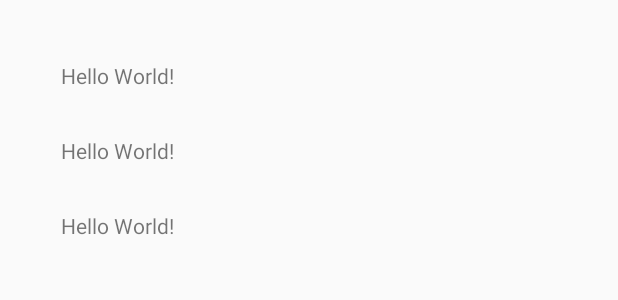
After one commit to DarTiess/MyApplicationAPI, an Android app: the layout post_item.xml on its own in the app's theme, with its tools: preview values and no code run, on a phone screen of 412 x 824 dp. The commit adds this screen. Shown: the top 300 px of the screen. Run offline under Robolectric (Android 15) with nearby library versions, the phone set to English and light mode, and no system bars.

Commit message:
remake classes, add lib

```diff
--- a/app/src/main/AndroidManifest.xml
+++ b/app/src/main/AndroidManifest.xml
@@ -2,6 +2,7 @@
 <manifest xmlns:android="http://schemas.android.com/apk/res/android"
     package="com.example.myapplicationapi">
     <uses-permission android:name="android.permission.INTERNET"/>
+    <uses-permission android:name="android.permission.ACCESS_FINE_LOCATION" />
     <application
         android:allowBackup="true"
         android:icon="@mipmap/ic_launcher"
--- a/app/src/main/java/com/example/myapplicationapi/JSONPlaceHolderApi.java
+++ b/app/src/main/java/com/example/myapplicationapi/JSONPlaceHolderApi.java
@@ -7,14 +7,14 @@ import retrofit2.http.Query;
 public interface JSONPlaceHolderApi {
 
 
-    @GET("top-headlines")
-    Call<Post> getPosts(
+    @GET("https://newsapi.org/v2/top-headlines")
+    Call<RootObject> getPosts(
             @Query("country") String country,
             @Query("apiKey") String apiKey
     );
 
     @GET("top-headlines?country=us&apiKey=e0644f2f58c24ad5a5ed9eb9963acffd")
-    Call<Post> getAllPost();
+    Call<RootObject> getAllPost();
 
 
 }
--- /dev/null
+++ b/app/src/main/res/layout/post_item.xml
@@ -0,0 +1,45 @@
+<?xml version="1.0" encoding="utf-8"?>
+<androidx.constraintlayout.widget.ConstraintLayout xmlns:android="http://schemas.android.com/apk/res/android"
+    xmlns:app="http://schemas.android.com/apk/res-auto"
+    xmlns:tools="http://schemas.android.com/tools"
+    android:layout_width="match_parent"
+    android:layout_height="match_parent"
+    tools:context=".MainActivity">
+<LinearLayout
+    android:layout_width="match_parent"
+    android:layout_height="match_parent"
+    android:orientation="vertical"
+    android:padding="25dp">
+    <TextView
+        android:id="@+id/title"
+        android:layout_width="wrap_content"
+        android:layout_height="wrap_content"
+        android:text="Hello World!"
+        app:layout_constraintBottom_toBottomOf="parent"
+        app:layout_constraintLeft_toLeftOf="parent"
+        app:layout_constraintRight_toRightOf="parent"
+        app:layout_constraintTop_toTopOf="parent"
+        android:layout_margin="15dp"/>
+    <TextView
+        android:id="@+id/url"
+        android:layout_width="wrap_content"
+        android:layout_height="wrap_content"
+        android:text="Hello World!"
+        app:layout_constraintBottom_toBottomOf="parent"
+        app:layout_constraintLeft_toLeftOf="parent"
+        app:layout_constraintRight_toRightOf="parent"
+        app:layout_constraintTop_toTopOf="parent"
+        android:layout_margin="15dp"/>
+    <TextView
+        android:id="@+id/description"
+        android:layout_width="wrap_content"
+        android:layout_height="wrap_content"
+        android:text="Hello World!"
+        app:layout_constraintBottom_toBottomOf="parent"
+        app:layout_constraintLeft_toLeftOf="parent"
+        app:layout_constraintRight_toRightOf="parent"
+        app:layout_constraintTop_toTopOf="parent"
+        android:layout_margin="15dp"/>
+
+</LinearLayout>
+</androidx.constraintlayout.widget.ConstraintLayout>
```
Also changed, not shown: app/build.gradle (+8 -2 lines), app/src/main/java/com/example/myapplicationapi/Article.java (renamed from app/src/main/java/com/example/myapplicationapi/Post.java, +6 -3 lines), app/src/main/java/com/example/myapplicationapi/ArticleAdapter.java (added, +56 -0 lines), app/src/main/java/com/example/myapplicationapi/MainActivity.java (+45 -25 lines), app/src/main/java/com/example/myapplicationapi/NetworkService.java (+5 -5 lines), app/src/main/java/com/example/myapplicationapi/RootObject.java (added, +41 -0 lines), app/src/main/java/com/example/myapplicationapi/Source.java (+8 -1 lines).
